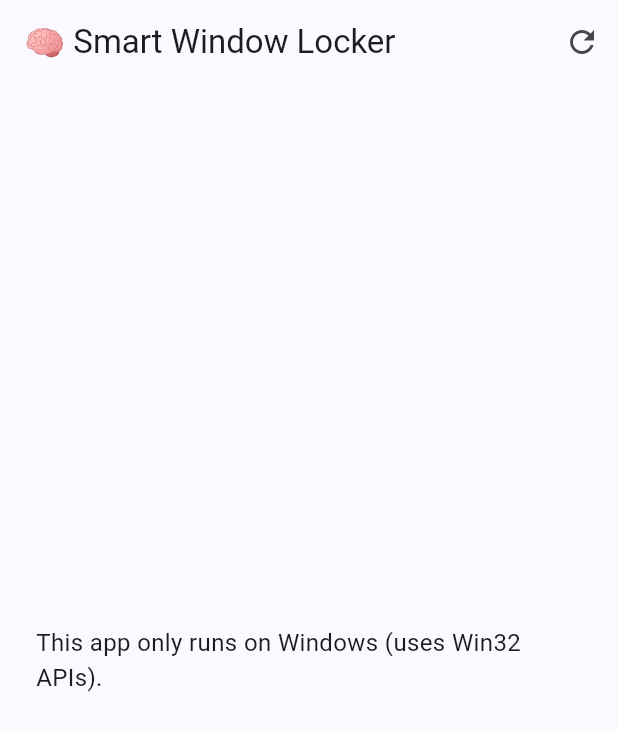
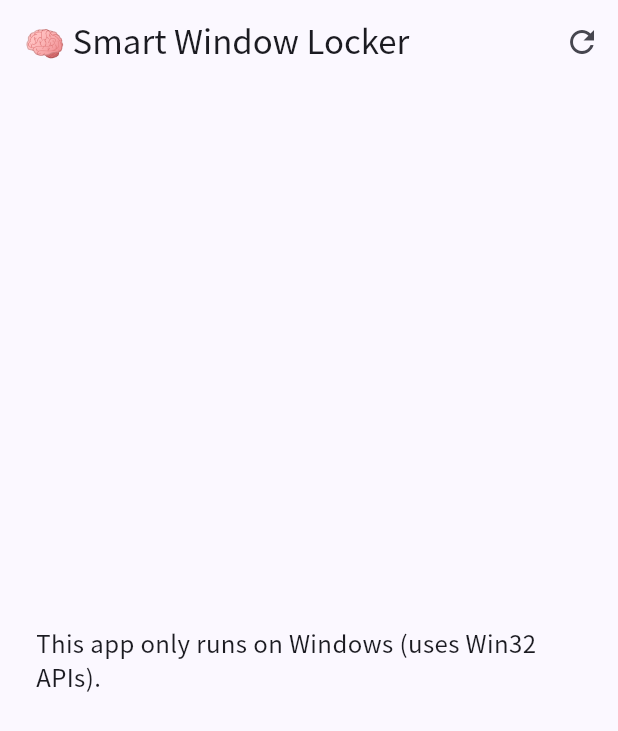
Before and after one commit to yukuai0011/window-locker-public, a Flutter app: the screen it shows after launch, on a phone screen of 412 x 824 dp. Shown: the top 731 px of the screen. Run offline on Flutter 3.47's test engine with Material 3 defaults, Android fonts, the phone set to English and light mode, and no system bars; our stand-ins replace google_fonts; missing offline and left inert: dart:ffi, win32.

Commit message:
Bundle Google Fonts for offline use and apply Noto Sans SC
- Add google_fonts dependency.
- Disable runtime fetching and apply Noto Sans SC text theme in main.dart.
- Remove hardcoded Consolas from info card.
- Run `dart run google_fonts:setup` and re-run `flutter pub get` in Windows CI before building.
- Document local/CI font setup in README.

Signed-off-by: yukuai0011 <kuyu5570@uni.sydney.edu.au>

```diff
--- a/lib/main.dart
+++ b/lib/main.dart
@@ -2,11 +2,14 @@ import 'dart:async';
 import 'dart:io' show Platform;
 
 import 'package:flutter/material.dart';
+import 'package:google_fonts/google_fonts.dart';
 
 import 'window_locker_service.dart';
 
 void main() {
   WidgetsFlutterBinding.ensureInitialized();
+  // Prefer offline fonts bundled by google_fonts:setup in CI/local.
+  GoogleFonts.config.allowRuntimeFetching = false;
   runApp(const SmartWindowLockerApp());
 }
 
@@ -15,11 +18,18 @@ class SmartWindowLockerApp extends StatelessWidget {
 
   @override
   Widget build(BuildContext context) {
+    final base = ThemeData(
+      colorScheme: ColorScheme.fromSeed(seedColor: Colors.indigo),
+      useMaterial3: true,
+    );
+
+    final textTheme = GoogleFonts.notoSansScTextTheme(base.textTheme);
+
     return MaterialApp(
       title: 'Smart Window Locker',
-      theme: ThemeData(
-        colorScheme: ColorScheme.fromSeed(seedColor: Colors.indigo),
-        useMaterial3: true,
+      theme: base.copyWith(
+        textTheme: textTheme,
+        primaryTextTheme: textTheme,
       ),
       home: const HomePage(),
       debugShowCheckedModeBanner: false,
@@ -193,7 +203,7 @@ class _InfoCard extends StatelessWidget {
               child: SingleChildScrollView(
                 child: SelectableText(
                   content.isEmpty ? '—' : content,
-                  style: const TextStyle(fontFamily: 'Consolas', fontSize: 13),
+                  style: const TextStyle(fontSize: 13),
                 ),
               ),
             ),
--- a/pubspec.yaml
+++ b/pubspec.yaml
@@ -11,6 +11,7 @@ dependencies:
     sdk: flutter
   win32: ^5.5.1
   ffi: ^2.1.3
+  google_fonts: ^6.2.1
 
 dev_dependencies:
   flutter_test:
```
Also changed, not shown: 2 other files.
